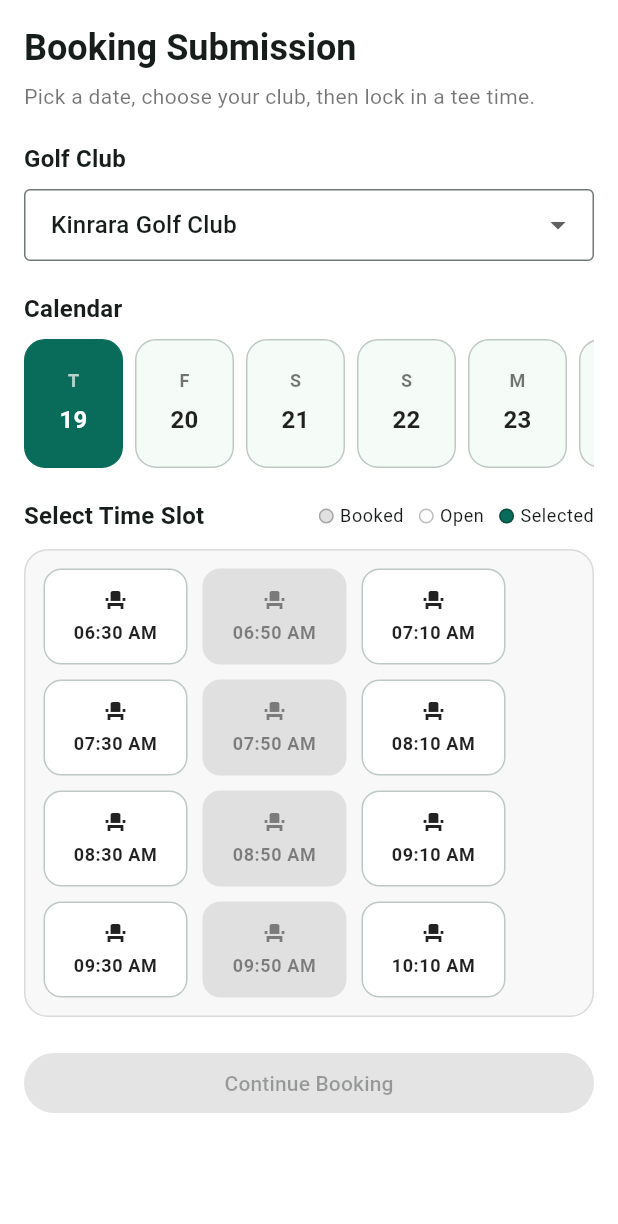
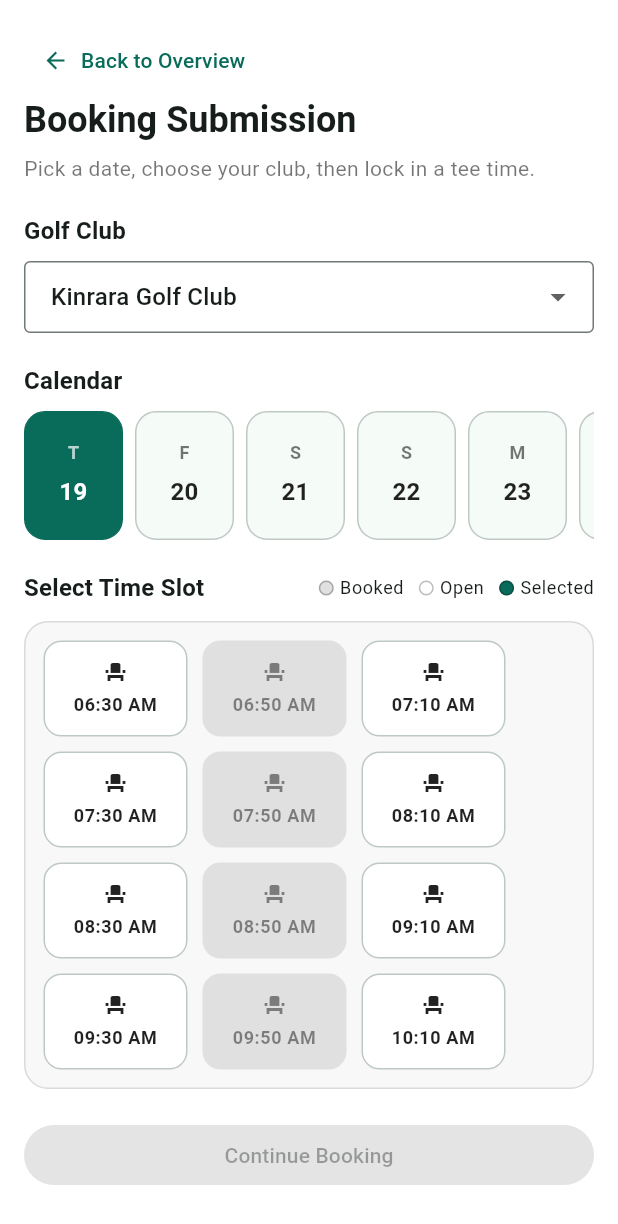
Before and after one commit to AZKACodes/xxx_demo_app, a Flutter app: the BookingSubmissionView widget shown alone on an empty page, opened directly, on a phone screen of 412 x 824 dp. Shown: the top 1224 px of the screen. Run offline on Flutter 3.47's test engine with Material 3 defaults, Android fonts, the phone set to English and light mode, and no system bars.

```diff
--- a/lib/features/booking/submission/view/booking_submission_view.dart
+++ b/lib/features/booking/submission/view/booking_submission_view.dart
@@ -51,12 +51,22 @@ class _BookingSubmissionViewState extends State<BookingSubmissionView> {
   @override
   Widget build(BuildContext context) {
     final theme = Theme.of(context);
+    final canPop = Navigator.of(context).canPop();
 
     return SingleChildScrollView(
       padding: const EdgeInsets.all(16),
       child: Column(
         crossAxisAlignment: CrossAxisAlignment.start,
         children: [
+          if (canPop)
+            Align(
+              alignment: Alignment.centerLeft,
+              child: TextButton.icon(
+                onPressed: () => Navigator.of(context).maybePop(),
+                icon: const Icon(Icons.arrow_back),
+                label: const Text('Back to Overview'),
+              ),
+            ),
           Text(
             'Booking Submission',
             style: theme.textTheme.headlineSmall?.copyWith(
```
